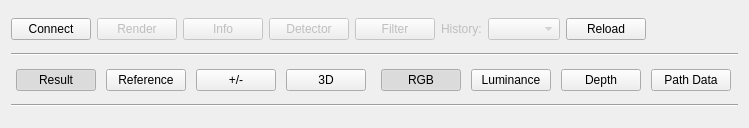
Above: emca/view/ui/emca.ui from arpit15/emca before the change. Below: the same form after it.
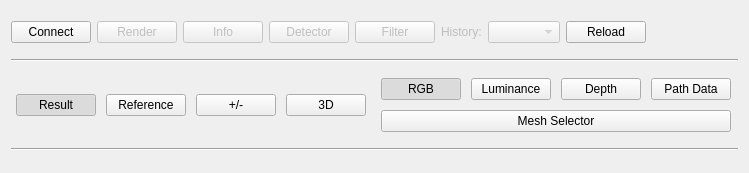
That is the form after the change.

Commit message: Hot fix to toggle mesh view

Patch:
```diff
--- a/emca/view/ui/emca.ui
+++ b/emca/view/ui/emca.ui
@@ -10,7 +10,7 @@
     <x>0</x>
     <y>0</y>
     <width>749</width>
-    <height>128</height>
+    <height>173</height>
    </rect>
   </property>
   <property name="sizePolicy">
@@ -283,6 +283,13 @@
          </item>
         </layout>
        </item>
+       <item>
+        <widget class="QPushButton" name="btnMeshSelector">
+         <property name="text">
+          <string>Mesh Selector</string>
+         </property>
+        </widget>
+       </item>
        <item>
         <layout class="QGridLayout" name="right"/>
        </item>
```
The commit also changes 6 other files.
